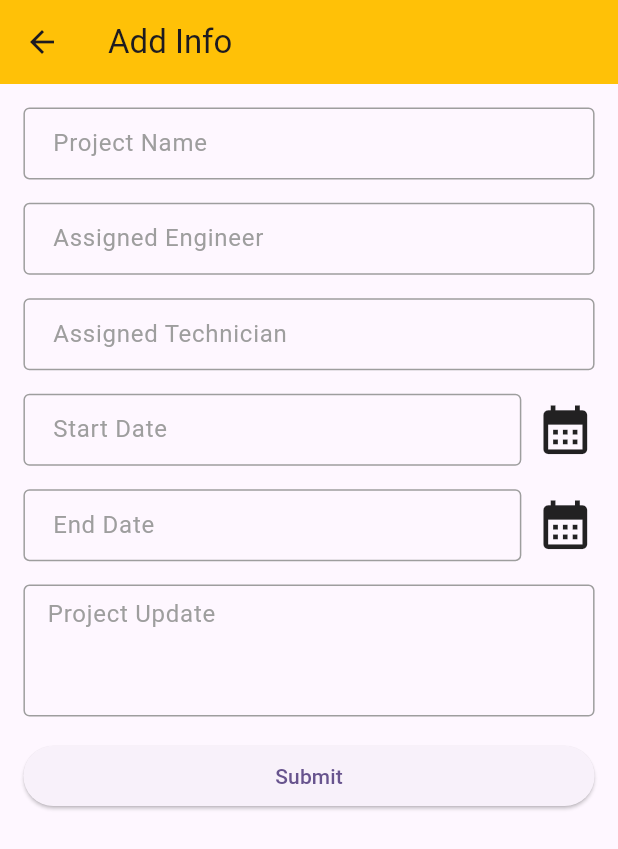
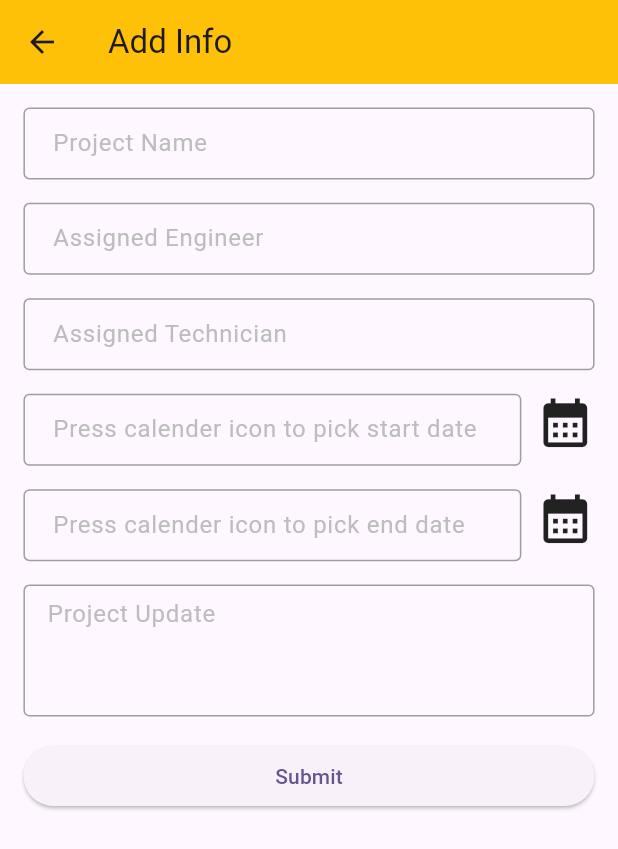
Before and after one commit to raihansikdar/scube_technologies_task, a Flutter app: the screen it shows after launch, after a tap on the "add" icon, on a phone screen of 412 x 824 dp. Shown: the top 849 px of the screen. Run offline on Flutter 3.47's test engine with Material 3 defaults, Android fonts, the phone set to English and light mode, and no system bars; our stand-ins replace fluttertoast, get; network calls fail.

Commit message:
modify textfield

```diff
--- a/lib/application/app.dart
+++ b/lib/application/app.dart
@@ -32,8 +32,8 @@ class ScubeTechnologiesTask extends StatelessWidget {
           disabledBorder: const OutlineInputBorder(
             borderSide: BorderSide(color: Colors.grey),
           ),
-          labelStyle:TextStyle(
-            color: Colors.grey.shade500,
+          hintStyle:TextStyle(
+            color: Colors.grey.shade400,
           ),
         ),
       ),
--- a/lib/features/add_project_elements/controller/add_info_controller.dart
+++ b/lib/features/add_project_elements/controller/add_info_controller.dart
@@ -72,11 +72,11 @@ class AddInfoController extends GetxController {
     _isLoading = false;
 
     if(response.isSuccess){
-      _message = 'Information has been added Successfully.';
+      _message = 'Successfully Added.';
       update();
       return true;
     }else{
-      _message = 'Information has been added failed.';
+      _message = 'Failed to Add.';
       update();
       return false;
     }
--- a/lib/features/add_project_elements/views/add_info_screen.dart
+++ b/lib/features/add_project_elements/views/add_info_screen.dart
@@ -53,7 +53,7 @@ class AddInfoScreen extends StatelessWidget {
                     TextFormField(
                       controller: update == 'update' ? _updateInfoController.updateProjectNameTEController : _addInfoController.projectNameTEController,
                       decoration: const InputDecoration(
-                        labelText: 'Project Name'
+                          hintText: 'Project Name'
                       ),
                       validator: (String? value){
                         if(value?.isEmpty ?? true){
@@ -66,7 +66,7 @@ class AddInfoScreen extends StatelessWidget {
                     TextFormField(
                       controller:update == 'update' ? _updateInfoController.updateAssignedEngineerTEController : _addInfoController.assignedEngineerTEController,
                       decoration: const InputDecoration(
-                          labelText: 'Assigned Engineer'
+                          hintText: 'Assigned Engineer'
                       ),
                       validator: (String? value){
                         if(value?.isEmpty ?? true){
@@ -79,7 +79,7 @@ class AddInfoScreen extends StatelessWidget {
                     TextFormField(
                       controller:update == 'update' ? _updateInfoController.updateAssignedTechnicianTEController : _addInfoController.assignedTechnicianTEController,
                       decoration: const InputDecoration(
-                          labelText: 'Assigned Technician'
+                          hintText: 'Assigned Technician'
                       ),
                       validator: (String? value){
                         if(value?.isEmpty ?? true){
@@ -91,12 +91,14 @@ class AddInfoScreen extends StatelessWidget {
                     SizedBox(height: 16.rSp,),
 
                    Row(
+                     crossAxisAlignment: CrossAxisAlignment.start,
                      children: [
                        Expanded(
                          child: TextFormField(
+                           readOnly: true,
                            controller:update == 'update' ? _updateInfoController.updateStartDateTEController : _addInfoController.startDateTEController,
                            decoration: const InputDecoration(
-                               labelText: 'Start Date'
+                               hintText: 'Press calender icon to pick start date'
                            ),
                            validator: (String? value){
                              if(value?.isEmpty ?? true){
@@ -121,12 +123,14 @@ class AddInfoScreen extends StatelessWidget {
                    ),
                     SizedBox(height: 16.rSp,),
                     Row(
+                      crossAxisAlignment: CrossAxisAlignment.start,
                       children: [
                         Expanded(
                           child: TextFormField(
+                            readOnly: true,
                             controller:update == 'update' ? _updateInfoController.updateEndDateTEController : _addInfoController.endDateTEController,
                             decoration: const InputDecoration(
-                                labelText: 'End Date'
+                                hintText: 'Press calender icon to pick end date'
                             ),
                             validator: (String? value){
                               if(value?.isEmpty ?? true){
@@ -154,7 +158,7 @@ class AddInfoScreen extends StatelessWidget {
                       controller:update == 'update' ? _updateInfoController.updateProjectUpdateTEController :  _addInfoController.projectUpdateTEController,
                       maxLines: 3,
                       decoration: const InputDecoration(
-                          labelText: 'Project Update',
+                        hintText: 'Project Update',
                         alignLabelWithHint: true,
                         contentPadding: EdgeInsets.symmetric(
                           horizontal: 12,
@@ -179,7 +183,7 @@ class AddInfoScreen extends StatelessWidget {
                                     id: id ?? 0,
                                     projectName: _updateInfoController.updateProjectNameTEController.text.trim(),
                                     assignedEngineer: _updateInfoController.updateAssignedEngineerTEController.text.trim(),
-                                    assignedTechnician: _updateInfoController.updateAssignedEngineerTEController.text.trim(),
+                                    assignedTechnician: _updateInfoController.updateAssignedTechnicianTEController.text.trim(),
                                     startDate: _updateInfoController.updateStartDateTEController.text.trim(),
                                     endDate: _updateInfoController.updateEndDateTEController.text.trim(),
                                     projectUpdate: _updateInfoController.updateProjectUpdateTEController.text.trim(),
@@ -220,7 +224,7 @@ class AddInfoScreen extends StatelessWidget {
                           update == 'update' ? AppToast.failedToast(_updateInfoController.message) :  AppToast.failedToast(_addInfoController.message);
                          }
                         }
-                      }, child: update == 'update'  ? const Text('Update') : _addInfoController.isLoading ? const CircularInsideButtonWidget() : const Text('Submit')),
+                      }, child: update == 'update'  ?  (_updateInfoController.isLoading ? const CircularInsideButtonWidget() : const Text('Update')) : (_addInfoController.isLoading ? const CircularInsideButtonWidget() : const Text('Submit'))),
                     )
                   ],
                 );
--- a/lib/features/update_project_elements/controller/update_info_controller.dart
+++ b/lib/features/update_project_elements/controller/update_info_controller.dart
@@ -89,11 +89,11 @@ class UpdateInfoController extends GetxController {
     _isLoading = false;
 
     if(response.isSuccess){
-      _message = 'Information has been updated Successfully.';
+      _message = 'Successfully Updated.';
       update();
       return true;
     }else{
-      _message = 'Information has been updated failed.';
+      _message = 'Failed to Upload.';
       update();
       return false;
     }
```
